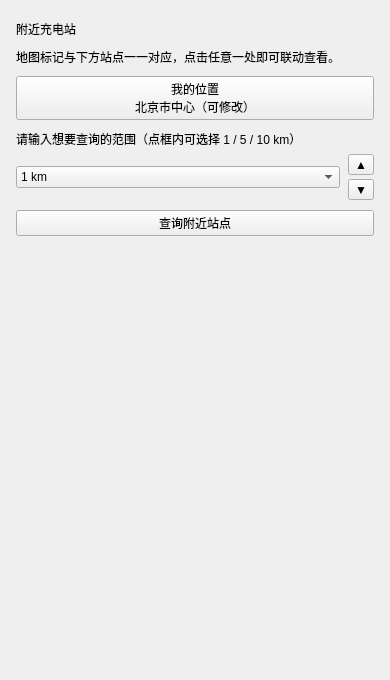
Above: clients/user-qt/homepage.ui from BIT26FallMiniSemester/MapForECarCharger before the change. Below: the same form after it.
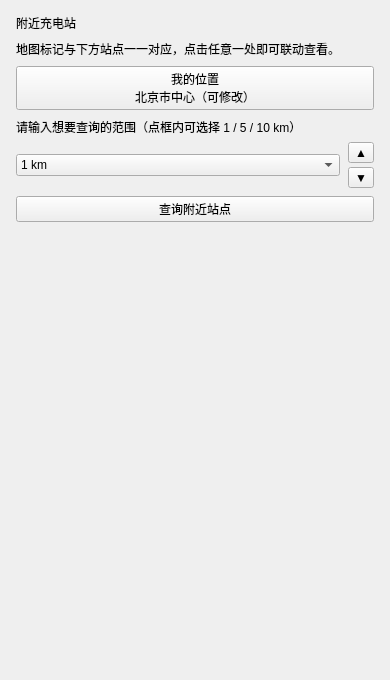
That is the form after the change.

The edit to the form file:
```diff
--- a/clients/user-qt/homepage.ui
+++ b/clients/user-qt/homepage.ui
@@ -12,13 +12,13 @@
   </property>
   <layout class="QVBoxLayout" name="homeLayout">
    <property name="spacing">
-    <number>10</number>
+    <number>8</number>
    </property>
    <property name="leftMargin">
     <number>16</number>
    </property>
    <property name="topMargin">
-    <number>20</number>
+    <number>14</number>
    </property>
    <property name="rightMargin">
     <number>16</number>
```
